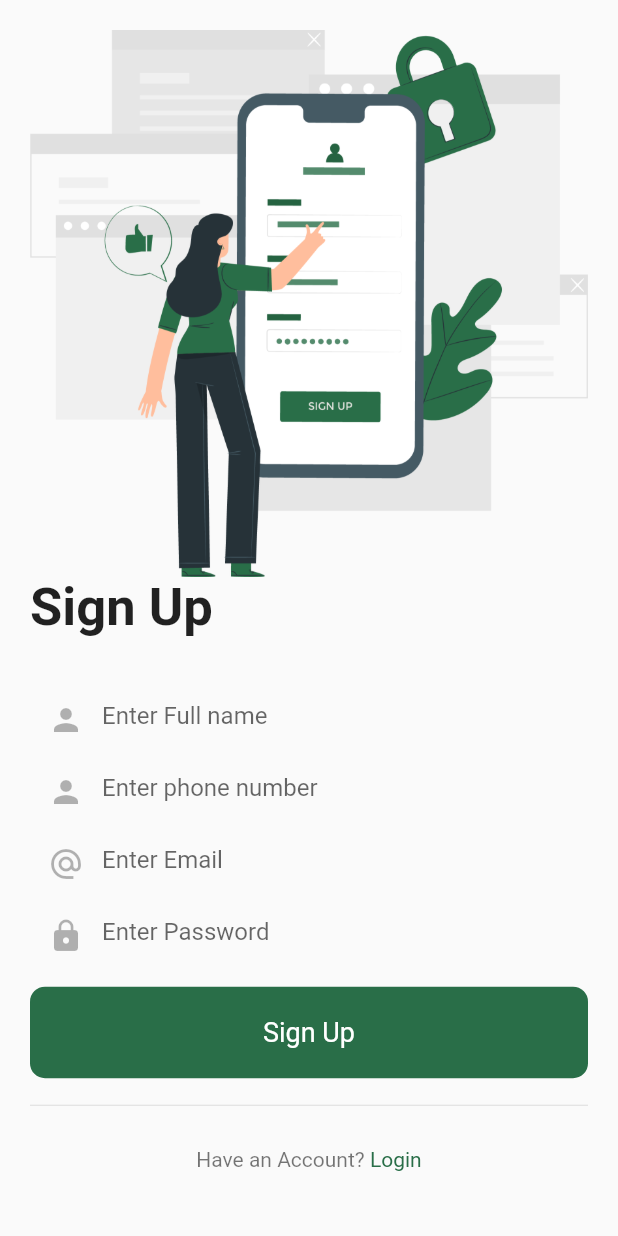
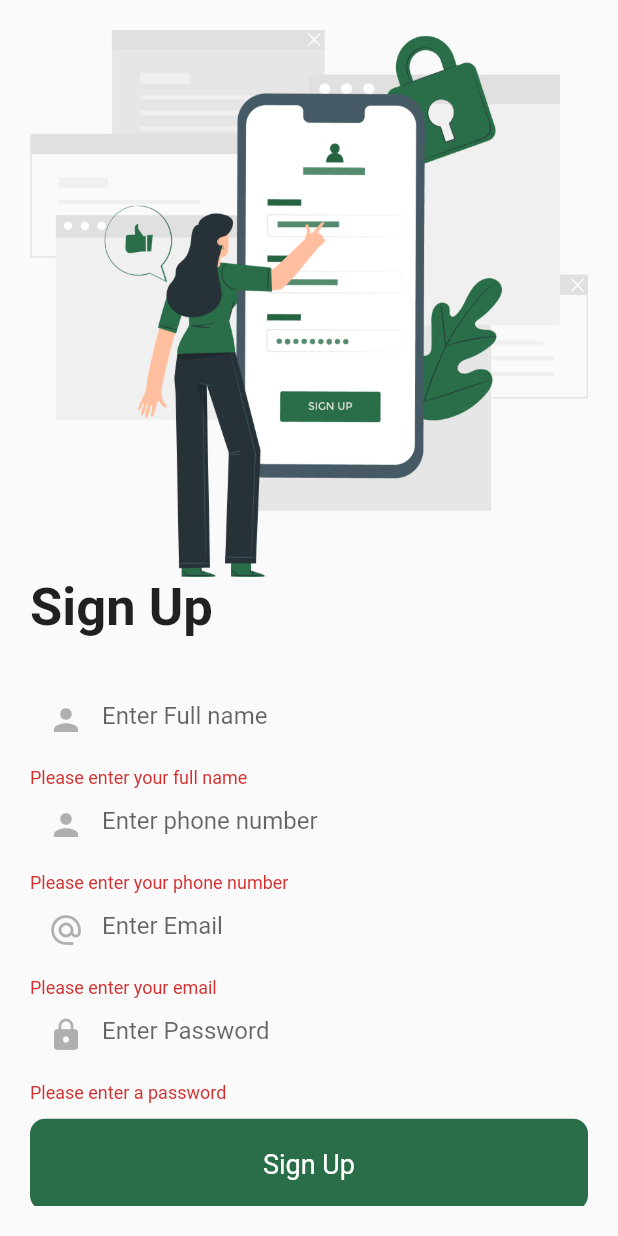
Before and after one commit to MUSHRIFA-C/planty_app, a Flutter app: the SignUp screen opened directly, after a tap on "Sign Up", on a phone screen of 412 x 824 dp. Run offline on Flutter 3.47's test engine with Material 2 defaults, Android fonts, the phone set to English and light mode, and no system bars; our stand-ins replace animated_bottom_navigation_bar, flutter_rating_bar, fluttertoast, get, image_picker, page_transition and 1 more; missing offline and left inert: dart:html, expansion_widget; accounts and stored records are empty; network calls fail.

Commit message:
Initial commit

```diff
--- a/lib/const/api_constants.dart
+++ b/lib/const/api_constants.dart
@@ -1,5 +1,5 @@
 class APIConstants{
-  static const url="https://81a7-59-94-197-145.ngrok-free.app";
+  static const url="https://fdde-2402-8100-390f-877f-fa-5451-a19-cfb7.ngrok-free.app";
   static const login="/api/LoginAPIView";
   static const register="/api/UserRegisterAPIView";
   static const viewuser = "/api/ViewAllUserAPIView";
--- a/lib/ui/admin/new_product_screen.dart
+++ b/lib/ui/admin/new_product_screen.dart
@@ -97,7 +97,6 @@
   Widget build(BuildContext context) {
 
    // final Product newProduct = Product(data: Data());
-
     return Scaffold(
       appBar: AppBar(
         backgroundColor: Constants.primaryColor,
--- a/lib/ui/screens/signup_page.dart
+++ b/lib/ui/screens/signup_page.dart
@@ -2,7 +2,6 @@
 import 'package:flutter_onboarding/constants.dart';
 import 'package:flutter_onboarding/models/user.dart';
 import 'package:flutter_onboarding/services/registerservices.dart';
-import 'package:flutter_onboarding/ui/root_page.dart';
 import 'package:flutter_onboarding/ui/screens/widgets/custom_textfield.dart';
 import 'package:flutter_onboarding/ui/screens/signin_page.dart';
 import 'package:page_transition/page_transition.dart';
@@ -18,6 +17,9 @@
 
 class _SignUpState extends State<SignUp> {
 
+  final _formKey = GlobalKey<FormState>();
+
+
   TextEditingController fullnameController = TextEditingController();
   TextEditingController emailController = TextEditingController();
   TextEditingController passwordController = TextEditingController();
@@ -27,6 +29,7 @@
   @override
   void initState() {
     super.initState();
+
     fullnameController = TextEditingController();
     emailController = TextEditingController();
     passwordController = TextEditingController();
@@ -42,6 +45,8 @@
       body: Padding(
         padding: const EdgeInsets.symmetric(vertical: 20, horizontal: 20),
         child: SingleChildScrollView(
+          child: Form(
+            key: _formKey,
             child: Column(
               mainAxisAlignment: MainAxisAlignment.center,
               crossAxisAlignment: CrossAxisAlignment.start,
@@ -54,41 +59,65 @@
                     fontWeight: FontWeight.w700,
                   ),
                 ),
-              const SizedBox(
-                height: 30,
-              ),
-
+                const SizedBox(height: 30,),
                 CustomTextfield(
                   controller: fullnameController,
                   obscureText: false,
                   hintText: 'Enter Full name',
                   icon: Icons.person,
+                  validator: (value) {
+                    if (value!.isEmpty) {
+                      return 'Please enter your full name';
+                    }
+                    return null;
+                  },
                 ),
                 CustomTextfield(
                   controller: phonenumberController,
                   obscureText: false,
                   hintText: 'Enter phone number',
                   icon: Icons.person,
+                  validator: (value) {
+                    if (value!.isEmpty) {
+                      return 'Please enter your phone number';
+                    }
+                    // You can add additional phone number validation here.
+                    return null;
+                  },
                 ),
                 CustomTextfield(
                   controller: emailController,
                   obscureText: false,
                   hintText: 'Enter Email',
                   icon: Icons.alternate_email,
+                  validator: (value) {
+                    if (value!.isEmpty) {
+                      return 'Please enter your email';
+                    }
+                    if (!isValidEmail(value!)) {
+                      return 'Please enter a valid email address';
+                    }
+                    return null;
+                  },
                 ),
                 CustomTextfield(
                   controller: passwordController,
                   obscureText: true,
                   hintText: 'Enter Password',
                   icon: Icons.lock,
+                  validator: (value) {
+                    if (value!.isEmpty) {
+                      return 'Please enter a password';
+                    }
+                    // You can add additional password validation here.
+                    return null;
+                  },
                 ),
-              const SizedBox(
-                height: 10,
-              ),
-
+                const SizedBox(height: 10,),
                 GestureDetector(
                   onTap: () async{
-                 User user =  User(
+                   if (_formKey.currentState!.validate()) {
+                     User user = User(
                          fullname: fullnameController.text.trim(),
                          email: emailController.text.trim(),
                          phonenumber: phonenumberController.text.trim(),
@@ -97,9 +126,8 @@
                      );
 
                      print(user.role);
-
                      await Register().register(context, user);
-
+                   }
                   },
                   child: Container(
                     width: size.width,
@@ -132,7 +160,7 @@
                   height: 20,
                 ),
                 GestureDetector(
-                onTap: () {
+                  onTap: () async {
                     print("Login text tapped");
                     Navigator.pushReplacement(
                         context,
@@ -163,6 +191,11 @@
             ),
           ),
         ),
+      ),
     );
   }
+  bool isValidEmail(String email) {
+    final emailRegExp = RegExp(r'^[\w-]+(\.[\w-]+)*@[\w-]+(\.[\w-]+)+$');
+    return emailRegExp.hasMatch(email);
   }
+}
--- a/lib/ui/screens/widgets/custom_textfield.dart
+++ b/lib/ui/screens/widgets/custom_textfield.dart
@@ -9,7 +9,7 @@
   final String hintText;
   final InputDecoration? decoration;
   final TextEditingController? controller;
-
+  final String? Function(String?)? validator;
 
   const CustomTextfield({
     Key? key,
@@ -18,6 +18,7 @@
     required this.hintText,
     required this.controller,
     this.decoration,
+    this.validator,
 
   }) : super(key: key);
 
@@ -31,7 +32,7 @@
   bool _obscureText=false;
   @override
   Widget build(BuildContext context) {
-    return TextField(
+    return TextFormField(
       controller: widget.controller,
       obscureText: widget.obscureText,
       style: TextStyle(
@@ -39,12 +40,13 @@
       ),
       decoration: InputDecoration(
         border: InputBorder.none,
-
-        prefixIcon: Icon(widget.icon,
+        prefixIcon: Icon(
+          widget.icon,
           color: Constants.blackColor.withOpacity(.3),),
         hintText: widget.hintText,
       ),
       cursorColor: Constants.blackColor.withOpacity(.5),
+      validator: widget.validator,
     );
   }
 }
```
Also changed, not shown: lib/ui/admin/productupdate.dart (+0 -12 lines), lib/ui/screens/profile_page.dart (+112 -77 lines), lib/ui/screens/signin_page.dart (+37 -14 lines). Lines whose indentation alone changed are shown as unchanged.
